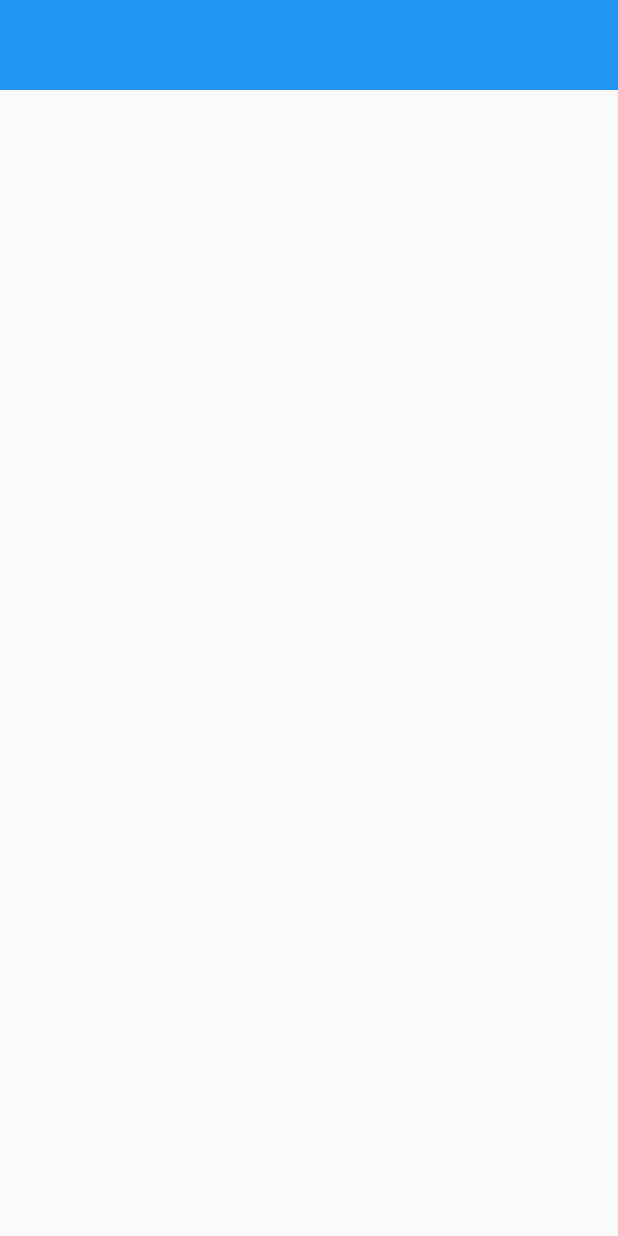
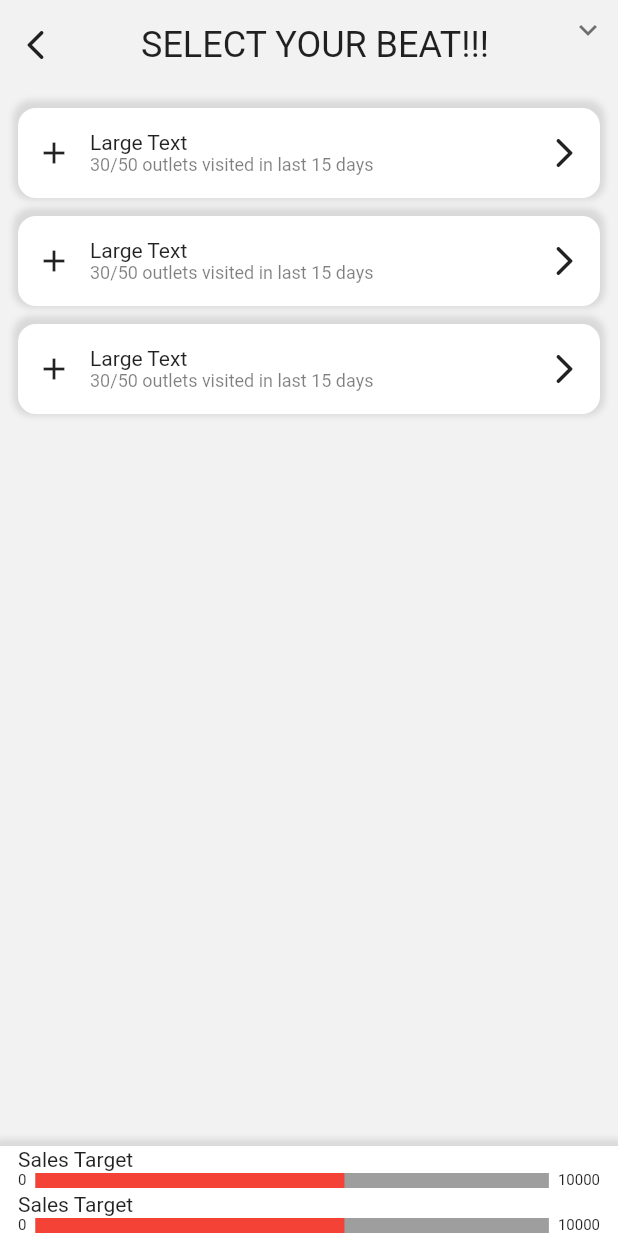
Before and after one commit to sjtsh/psr_application, a Flutter app: the BeatScreen screen opened directly, on a phone screen of 412 x 824 dp. Run offline on Flutter 3.47's test engine with Material 2 defaults, Android fonts, the phone set to English and light mode, and no system bars; drawn by our look-alikes of expandable; our stand-ins replace firebase_core, firebase_storage; accounts and stored records are empty.

Commit message:
made user and beat service

```diff
--- /dev/null
+++ b/lib/Entities/Beat.dart
@@ -0,0 +1,9 @@
+class Beat {
+  int id;
+  String name;
+  String distributorID;
+  String userID;
+  bool deactivated;
+
+  Beat(this.id, this.name, this.distributorID, this.userID, this.deactivated);
+}
--- /dev/null
+++ b/lib/Entities/NoOrderReasonGroup.dart
@@ -0,0 +1,6 @@
+class NoOrderReasonGroup {
+  int id;
+  String remarks;
+
+  NoOrderReasonGroup(this.id, this.remarks);
+}
--- /dev/null
+++ b/lib/Entities/SKU.dart
@@ -0,0 +1,26 @@
+class SKU {
+  int id;
+  String name;
+  String subGroup;
+  String productGroup;
+  double mrp;
+  double ptr;
+  String img;
+  String primaryUnit;
+  String secondaryUnit;
+  int cf;
+  bool deactivated;
+
+  SKU(
+      this.id,
+      this.name,
+      this.subGroup,
+      this.productGroup,
+      this.mrp,
+      this.ptr,
+      this.img,
+      this.primaryUnit,
+      this.secondaryUnit,
+      this.cf,
+      this.deactivated);
+}
--- /dev/null
+++ b/lib/Screens/BeatScreen/BeatHeader.dart
@@ -0,0 +1,38 @@
+import 'package:expandable/expandable.dart';
+import 'package:flutter/material.dart';
+
+class BeatHeader extends StatelessWidget {
+  const BeatHeader({Key? key}) : super(key: key);
+
+  @override
+  Widget build(BuildContext context) {
+    return ExpandablePanel(
+      collapsed: Container(),
+      expanded: Slider(
+        onChanged: (double value) {},
+        value: 50,
+        max: 100,
+        min: 0,
+      ),
+      header: SizedBox(
+        height: 60,
+        child: Row(
+          children: [
+            IconButton(
+              onPressed: () {},
+              icon: const Icon(Icons.arrow_back_ios_rounded),
+            ),
+            const Expanded(
+              child: Center(
+                child: Text(
+                  "SELECT YOUR BEAT!!!",
+                  style: TextStyle(fontSize: 24),
+                ),
+              ),
+            ),
+          ],
+        ),
+      ),
+    );
+  }
+}
--- a/lib/Screens/BeatScreen/BeatScreen.dart
+++ b/lib/Screens/BeatScreen/BeatScreen.dart
@@ -1,5 +1,9 @@
 import 'package:flutter/cupertino.dart';
 import 'package:flutter/material.dart';
+import 'package:psr_application/Screens/BeatScreen/BeatHeader.dart';
+
+import 'BeatStat.dart';
+import 'IndividualBeat.dart';
 
 class BeatScreen extends StatelessWidget {
   const BeatScreen({Key? key}) : super(key: key);
@@ -7,24 +11,42 @@ class BeatScreen extends StatelessWidget {
   @override
   Widget build(BuildContext context) {
     return Scaffold(
+        backgroundColor: Color(0xfff2f2f2),
         body: Column(
           children: [
-        Container(
-          height: 60,
-          color: Colors.blue,
+            BeatHeader(),
+            Expanded(
+              child: Padding(
+                padding:
+                    const EdgeInsets.symmetric(horizontal: 12.0, vertical: 6),
+                child: Column(
+                  children: ["", "", ""].map((e) => IndividualBeat()).toList(),
                 ),
-        Expanded(
-          child: Column(
-            children: []
-                .map((e) => Container(
-                      height: 60,
-                    ))
-                .toList(),
               ),
             ),
             Container(
               height: 60,
-          child: Column(),
+              decoration: BoxDecoration(
+                color: Colors.white,
+                boxShadow: [
+                  BoxShadow(
+                      color: Colors.black.withOpacity(0.1),
+                      offset: Offset(0, -2),
+                      blurRadius: 3,
+                      spreadRadius: 3)
+                ],
+              ),
+              child: Padding(
+                padding: const EdgeInsets.symmetric(horizontal: 12.0),
+                child: Column(
+                  mainAxisAlignment: MainAxisAlignment.center,
+                  crossAxisAlignment: CrossAxisAlignment.start,
+                  children: const [
+                    Expanded(child: BeatStat()),
+                    Expanded(child: BeatStat()),
+                  ],
+                ),
+              ),
             )
           ],
         ));
--- /dev/null
+++ b/lib/Screens/BeatScreen/BeatStat.dart
@@ -0,0 +1,53 @@
+import 'package:flutter/material.dart';
+
+class BeatStat extends StatelessWidget {
+  const BeatStat({Key? key}) : super(key: key);
+
+  @override
+  Widget build(BuildContext context) {
+    return Column(
+      mainAxisAlignment: MainAxisAlignment.center,
+      crossAxisAlignment: CrossAxisAlignment.start,
+      children: [
+        // Text("SKU Target"),
+        // Padding(
+        //   padding: const EdgeInsets.all(12.0),
+        //   child: Container(
+        //     height: 10,
+        //     color: Colors.grey,
+        //   ),
+        // ),
+        Text("Sales Target"),
+        Row(
+          children: [
+            Text("0", style: TextStyle(fontSize: 10),),
+            SizedBox(width: 6,),
+            Expanded(
+              child: Container(
+                height: 10,
+                child: Builder(builder: (context) {
+                  double width = MediaQuery.of(context).size.width;
+                  return Stack(
+                    children: [
+                      Container(
+                        width: width,
+                        color: Colors.grey,
+                      ),
+                      AnimatedContainer(
+                        width: width * 0.5,
+                        color: Colors.red,
+                        duration: Duration(milliseconds: 200),
+                      ),
+                    ],
+                  );
+                }),
+              ),
+            ),
+            SizedBox(width: 6,),
+            Text("10000",  style: TextStyle(fontSize: 10),),
+          ],
+        )
+      ],
+    );
+  }
+}
--- /dev/null
+++ b/lib/Screens/BeatScreen/IndividualBeat.dart
@@ -0,0 +1,59 @@
+import 'package:flutter/material.dart';
+
+class IndividualBeat extends StatelessWidget {
+  const IndividualBeat({Key? key}) : super(key: key);
+
+  @override
+  Widget build(BuildContext context) {
+    return  Padding(
+      padding: const EdgeInsets.symmetric(
+        vertical: 6.0,
+      ),
+      child: Container(
+        height: 60,
+        decoration: BoxDecoration(
+          color: Colors.white,
+          borderRadius: BorderRadius.circular(12),
+          boxShadow: [
+            BoxShadow(
+                color: Colors.black.withOpacity(0.1),
+                offset: Offset(0, -2),
+                blurRadius: 3,
+                spreadRadius: 3)
+          ],
+        ),
+        child: Padding(
+          padding: const EdgeInsets.all(12.0),
+          child: Row(
+            children: [
+              Icon(Icons.add),
+              SizedBox(
+                width: 12,
+              ),
+              Expanded(
+                child: Column(
+                  mainAxisAlignment:
+                  MainAxisAlignment.center,
+                  crossAxisAlignment:
+                  CrossAxisAlignment.start,
+                  children: [
+                    Text("Large Text"),
+                    Text(
+                      "30/50 outlets visited in last 15 days",
+                      style: TextStyle(
+                        color:
+                        Colors.black.withOpacity(0.5),
+                        fontSize: 12,
+                      ),
+                    )
+                  ],
+                ),
+              ),
+              Icon(Icons.arrow_forward_ios_rounded)
+            ],
+          ),
+        ),
+      ),
+    );
+  }
+}
--- /dev/null
+++ b/lib/database.dart
@@ -0,0 +1,3 @@
+import 'Entities/User.dart';
+
+User? meUser;
--- a/pubspec.yaml
+++ b/pubspec.yaml
@@ -34,6 +34,8 @@ dependencies:
   firebase_core:
   firebase_analytics:
   path_provider:
+  expandable:
+  http:
 
 
   # The following adds the Cupertino Icons font to your application.
```
Also changed, not shown: lib/Entities/Distributor.dart (added, +8 -0 lines), lib/Entities/NoOrderReason.dart (added, +10 -0 lines), lib/Entities/Outlet.dart (added, +13 -0 lines), lib/Entities/OutletClosed.dart (added, +12 -0 lines), lib/Entities/OutletOrder.dart (added, +9 -0 lines), lib/Entities/OutletOrderItem.dart (added, +10 -0 lines), lib/Entities/User.dart (added, +11 -0 lines), lib/Services/BeatService.dart (added, +31 -0 lines), lib/Services/UserService.dart (added, +32 -0 lines), lib/main.dart (+12 -2 lines), pubspec.lock. Lines whose indentation alone changed are shown as unchanged.
